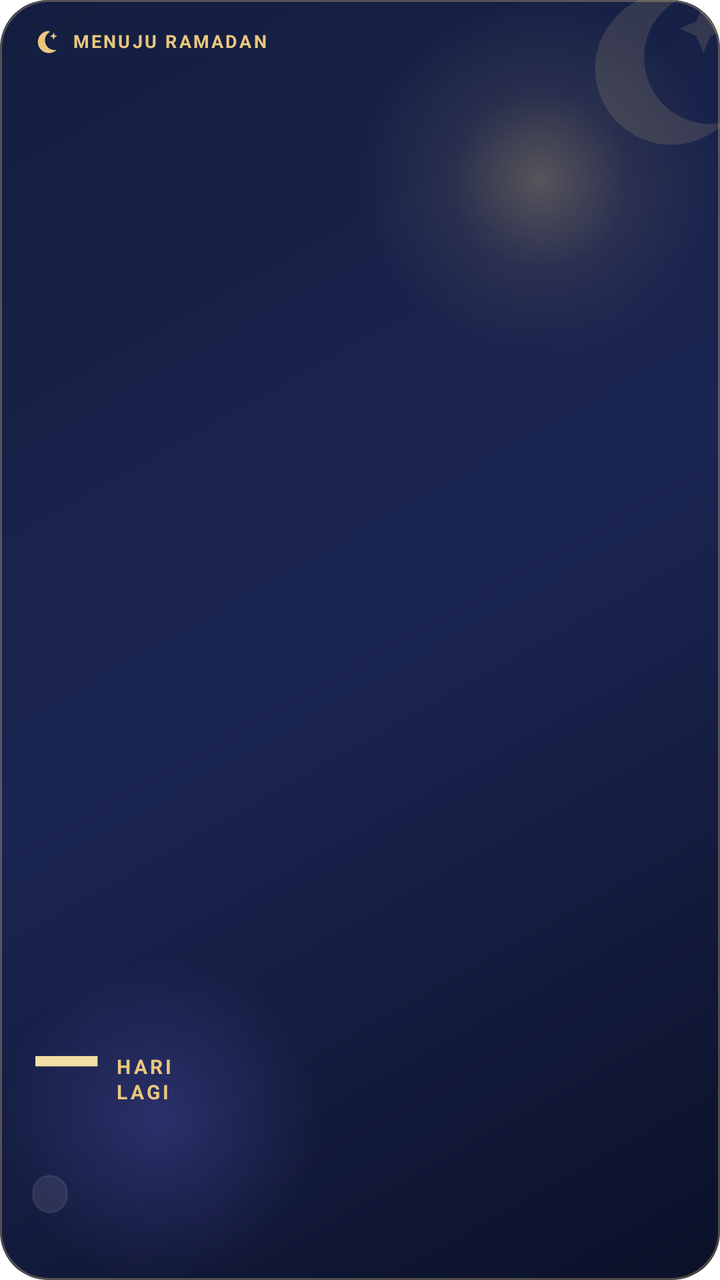
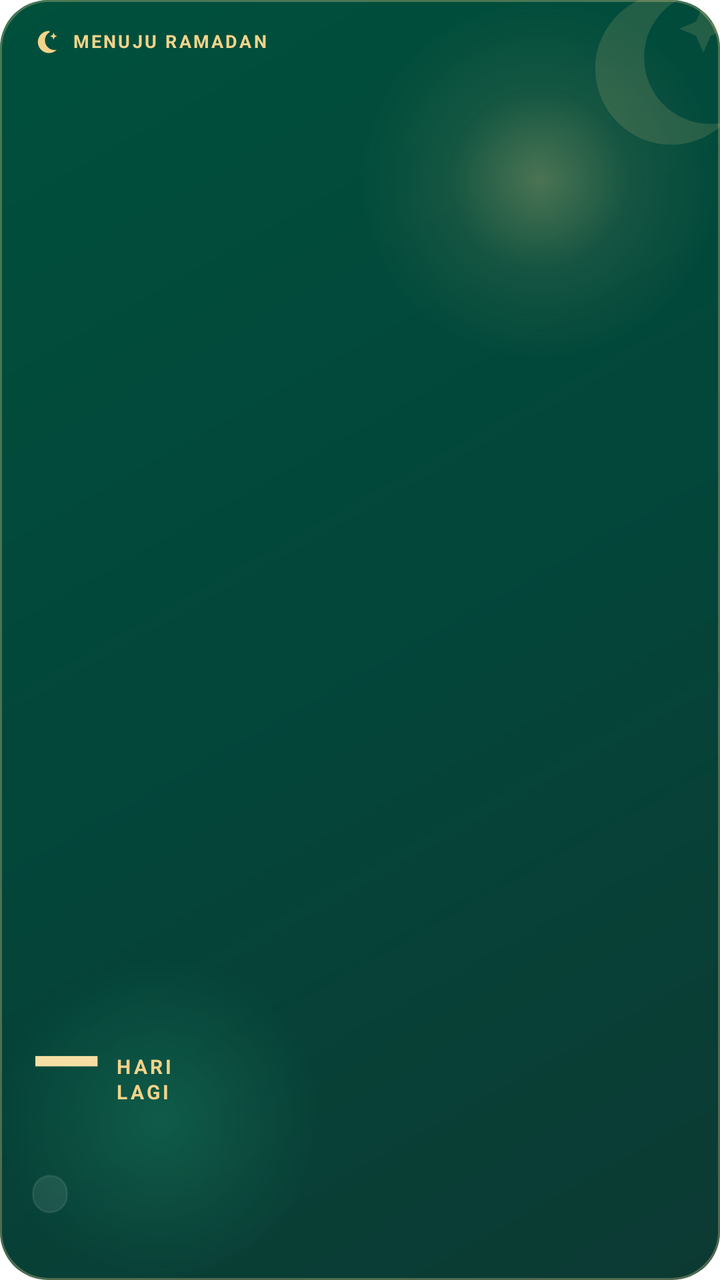

Two renders of the same Android screen: before a commit and after it. Below are the layout's source before the change and the commit's diff.
<!-- AndroidManifest.xml: fallback theme Theme.MaterialComponents.DayNight.NoActionBar -->
<!-- res/layout/ramadan_widget_layout.xml -->
<?xml version="1.0" encoding="utf-8"?>
<FrameLayout
    xmlns:android="http://schemas.android.com/apk/res/android"
    android:id="@+id/ramadan_root"
    android:layout_width="match_parent"
    android:layout_height="match_parent"
    android:background="@drawable/tracker_widget_bg">

    
    <ImageView
        android:layout_width="96dp"
        android:layout_height="96dp"
        android:layout_gravity="top|end"
        android:layout_marginTop="-14dp"
        android:layout_marginEnd="-14dp"
        android:src="@drawable/widget_ic_crescent"
        android:tint="#E9C77E"
        android:alpha="0.14"
        android:importantForAccessibility="no" />

    <LinearLayout
        android:id="@+id/ramadan_content"
        android:layout_width="match_parent"
        android:layout_height="match_parent"
        android:orientation="vertical"
        android:paddingStart="16dp"
        android:paddingEnd="16dp"
        android:paddingTop="14dp"
        android:paddingBottom="14dp">

        
        <LinearLayout
            android:layout_width="match_parent"
            android:layout_height="wrap_content"
            android:orientation="horizontal"
            android:gravity="center_vertical">

            <ImageView
                android:layout_width="14dp"
                android:layout_height="14dp"
                android:src="@drawable/widget_ic_crescent"
                android:tint="#E9C77E"
                android:importantForAccessibility="no" />

            <TextView
                android:id="@+id/ramadan_kicker"
                android:layout_width="0dp"
                android:layout_height="wrap_content"
                android:layout_weight="1"
                android:layout_marginStart="6dp"
                android:text="@string/ramadan_kicker_default"
                android:textSize="9sp"
                android:textStyle="bold"
                android:letterSpacing="0.12"
                android:maxLines="1"
                android:ellipsize="end"
                android:includeFontPadding="false"
                android:textColor="#E9C77E" />
        </LinearLayout>

        
        <FrameLayout
            android:layout_width="match_parent"
            android:layout_height="0dp"
            android:layout_weight="1" />

        
        <LinearLayout
            android:layout_width="wrap_content"
            android:layout_height="wrap_content"
            android:orientation="horizontal"
            android:baselineAligned="false"
            android:gravity="bottom">

            <TextView
                android:id="@+id/ramadan_number"
                android:layout_width="wrap_content"
                android:layout_height="wrap_content"
                android:text="—"
                android:textSize="46sp"
                android:textStyle="bold"
                android:letterSpacing="-0.03"
                android:includeFontPadding="false"
                android:fontFeatureSettings="tnum"
                android:textColor="#F6DFA4" />

            
            <TextView
                android:id="@+id/ramadan_unit"
                android:layout_width="wrap_content"
                android:layout_height="wrap_content"
                android:layout_marginStart="8dp"
                android:layout_marginBottom="6dp"
                android:text="@string/ramadan_unit_default"
                android:textSize="10sp"
                android:textStyle="bold"
                android:letterSpacing="0.14"
                android:lineSpacingExtra="1dp"
                android:maxLines="2"
                android:includeFontPadding="false"
                android:textColor="#E9C77E" />
        </LinearLayout>

        
        <TextView
            android:id="@+id/ramadan_title"
            android:layout_width="match_parent"
            android:layout_height="wrap_content"
            android:layout_marginTop="6dp"
            android:textSize="14sp"
            android:textStyle="bold"
            android:maxLines="1"
            android:ellipsize="end"
            android:includeFontPadding="false"
            android:textColor="#F4F1EA" />

        
        <TextView
            android:id="@+id/ramadan_date"
            android:layout_width="wrap_content"
            android:layout_height="wrap_content"
            android:layout_marginTop="7dp"
            android:paddingStart="9dp"
            android:paddingEnd="9dp"
            android:paddingTop="4dp"
            android:paddingBottom="4dp"
            android:background="@drawable/tracker_glass_pill"
            android:textSize="9.5sp"
            android:maxLines="1"
            android:ellipsize="end"
            android:includeFontPadding="false"
            android:textColor="#C9D1EA" />

        
        <TextView
            android:id="@+id/ramadan_note"
            android:layout_width="match_parent"
            android:layout_height="wrap_content"
            android:layout_marginTop="8dp"
            android:textSize="9.5sp"
            android:textStyle="italic"
            android:lineSpacingExtra="1.5dp"
            android:maxLines="2"
            android:ellipsize="end"
            android:includeFontPadding="false"
            android:textColor="#AEB6D0" />
    </LinearLayout>
</FrameLayout>
<!-- resources referenced by this layout -->
<resources>
  <!-- drawable tracker_glass_pill (drawable) -->
  <?xml version="1.0" encoding="utf-8"?>
  <shape xmlns:android="http://schemas.android.com/apk/res/android">
      <corners android:radius="99dp" />
      <solid android:color="#17FFFFFF" />
      <stroke android:width="1dp" android:color="#14FFFFFF" />
  </shape>
  <!-- drawable tracker_widget_bg (drawable) -->
  <?xml version="1.0" encoding="utf-8"?>
  <layer-list xmlns:android="http://schemas.android.com/apk/res/android">
      <item>
          <shape android:shape="rectangle">
              <corners android:radius="24dp" />
              <gradient
                  android:angle="315"
                  android:startColor="#141E3F"
                  android:centerColor="#1B2552"
                  android:endColor="#0B1128" />
          </shape>
      </item>
      <item
          android:gravity="top|end"
          android:width="180dp"
          android:height="180dp">
          <shape android:shape="oval">
              <gradient
                  android:type="radial"
                  android:gradientRadius="90dp"
                  android:startColor="#4DE9C77E"
                  android:centerColor="#14E9C77E"
                  android:endColor="#00E9C77E" />
          </shape>
      </item>
      <item
          android:gravity="bottom|start"
          android:width="160dp"
          android:height="160dp">
          <shape android:shape="oval">
              <gradient
                  android:type="radial"
                  android:gradientRadius="80dp"
                  android:startColor="#406D6BE8"
                  android:endColor="#006D6BE8" />
          </shape>
      </item>
      <item>
          <shape android:shape="rectangle">
              <corners android:radius="24dp" />
              <stroke android:width="1dp" android:color="#4DE9C77E" />
          </shape>
      </item>
  </layer-list>
  <!-- drawable widget_ic_crescent (drawable) -->
  <?xml version="1.0" encoding="utf-8"?>
  <vector xmlns:android="http://schemas.android.com/apk/res/android"
      android:width="24dp" android:height="24dp"
      android:viewportWidth="24" android:viewportHeight="24">
      <path android:fillColor="#FFFFFFFF"
          android:pathData="M14.5,2.5c-5.2,0 -9.5,4.3 -9.5,9.5s4.3,9.5 9.5,9.5c2.6,0 5,-1.1 6.7,-2.8c-0.6,0.1 -1.2,0.2 -1.8,0.2c-4.6,0 -8.3,-3.7 -8.3,-8.3c0,-3 1.6,-5.7 4.1,-7.1C15,2.6 14.8,2.5 14.5,2.5z" />
      <path android:fillColor="#FFFFFFFF"
          android:pathData="M18.5,4l0.9,2.1L21.5,7l-2.1,0.9L18.5,10l-0.9,-2.1L15.5,7l2.1,-0.9z" />
  </vector>
  <string name="ramadan_kicker_default">MENUJU RAMADAN</string>
  <string name="ramadan_unit_default">HARI\nLAGI</string>
</resources>

<!-- the commit's change to res/layout/ramadan_widget_layout.xml (unified diff, before → after) -->
@@ -14,7 +14,7 @@
         android:layout_marginTop="-14dp"
         android:layout_marginEnd="-14dp"
         android:src="@drawable/widget_ic_crescent"
-        android:tint="#E9C77E"
+        android:tint="#F2D38A"
         android:alpha="0.14"
         android:importantForAccessibility="no" />
 
@@ -39,7 +39,7 @@
                 android:layout_width="14dp"
                 android:layout_height="14dp"
                 android:src="@drawable/widget_ic_crescent"
-                android:tint="#E9C77E"
+                android:tint="#F2D38A"
                 android:importantForAccessibility="no" />
 
             <TextView
@@ -55,7 +55,7 @@
                 android:maxLines="1"
                 android:ellipsize="end"
                 android:includeFontPadding="false"
-                android:textColor="#E9C77E" />
+                android:textColor="#F2D38A" />
         </LinearLayout>
 
         
@@ -98,7 +98,7 @@
                 android:lineSpacingExtra="1dp"
                 android:maxLines="2"
                 android:includeFontPadding="false"
-                android:textColor="#E9C77E" />
+                android:textColor="#F2D38A" />
         </LinearLayout>
 
         
@@ -129,7 +129,7 @@
             android:maxLines="1"
             android:ellipsize="end"
             android:includeFontPadding="false"
-            android:textColor="#C9D1EA" />
+            android:textColor="#D3E5DF" />
 
         
         <TextView
@@ -143,6 +143,6 @@
             android:maxLines="2"
             android:ellipsize="end"
             android:includeFontPadding="false"
-            android:textColor="#AEB6D0" />
+            android:textColor="#B9D3CB" />
     </LinearLayout>
 </FrameLayout>
<!-- resource entries referenced after the edit -->
@@ -15,9 +15,9 @@
               <corners android:radius="24dp" />
               <gradient
                   android:angle="315"
-                  android:startColor="#141E3F"
-                  android:centerColor="#1B2552"
-                  android:endColor="#0B1128" />
+                  android:startColor="#00503C"
+                  android:centerColor="#03463A"
+                  android:endColor="#0C3A33" />
           </shape>
       </item>
       <item
@@ -28,9 +28,9 @@
               <gradient
                   android:type="radial"
                   android:gradientRadius="90dp"
-                  android:startColor="#4DE9C77E"
-                  android:centerColor="#14E9C77E"
-                  android:endColor="#00E9C77E" />
+                  android:startColor="#4DF2D38A"
+                  android:centerColor="#14F2D38A"
+                  android:endColor="#00F2D38A" />
           </shape>
       </item>
       <item
@@ -41,14 +41,14 @@
               <gradient
                   android:type="radial"
                   android:gradientRadius="80dp"
-                  android:startColor="#406D6BE8"
-                  android:endColor="#006D6BE8" />
+                  android:startColor="#2E34D399"
+                  android:endColor="#0034D399" />
           </shape>
       </item>
       <item>
           <shape android:shape="rectangle">
               <corners android:radius="24dp" />
-              <stroke android:width="1dp" android:color="#4DE9C77E" />
+              <stroke android:width="1dp" android:color="#4DF2D38A" />
           </shape>
       </item>
   </layer-list>
